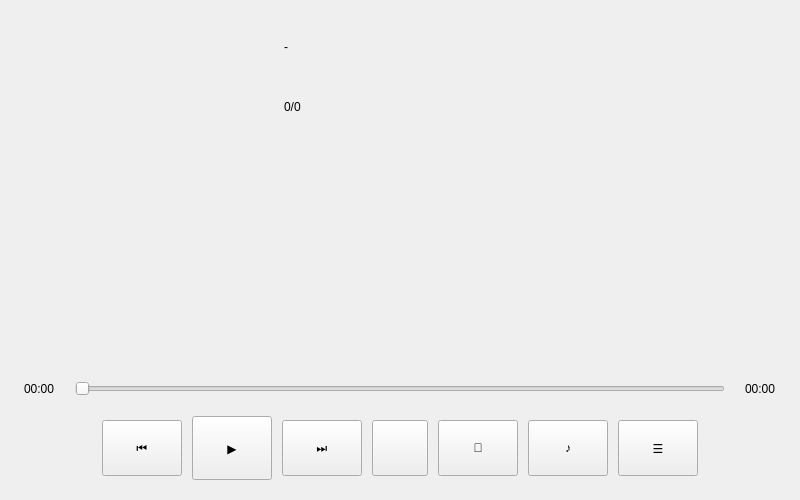
This is playwidget.ui in Attention-C7/MusicPlayer as Qt 5 draws it before an edit. The edited form follows.
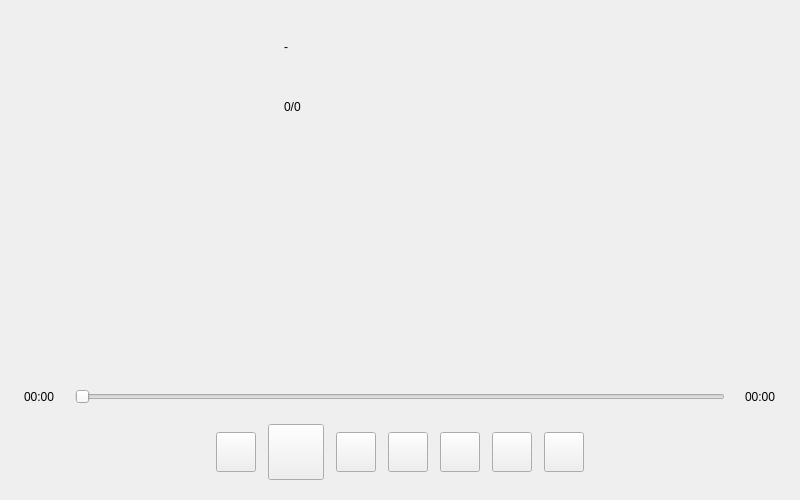
This is the edited form. Custom widgets are drawn as their Qt base class.

Diff of the .ui file:
```diff
--- a/playwidget.ui
+++ b/playwidget.ui
@@ -176,7 +176,7 @@
    <item>
     <layout class="QHBoxLayout" name="horizontalLayout_controls">
      <property name="spacing">
-      <number>10</number>
+      <number>12</number>
      </property>
      <property name="alignment">
       <set>Qt::AlignHCenter</set>
@@ -185,12 +185,18 @@
       <widget class="QPushButton" name="btn_prev">
        <property name="minimumSize">
         <size>
-         <width>56</width>
-         <height>56</height>
+         <width>40</width>
+         <height>40</height>
         </size>
        </property>
+       <property name="maximumSize">
+        <size>
+         <width>40</width>
+         <height>40</height>
+        </size>
+       </property>
        <property name="text">
-        <string>⏮</string>
+        <string/>
        </property>
       </widget>
      </item>
@@ -198,12 +204,18 @@
       <widget class="QPushButton" name="btn_playPause">
        <property name="minimumSize">
         <size>
-         <width>64</width>
-         <height>64</height>
+         <width>56</width>
+         <height>56</height>
         </size>
        </property>
+       <property name="maximumSize">
+        <size>
+         <width>56</width>
+         <height>56</height>
+        </size>
+       </property>
        <property name="text">
-        <string>▶</string>
+        <string/>
        </property>
       </widget>
      </item>
@@ -211,12 +223,18 @@
       <widget class="QPushButton" name="btn_next">
        <property name="minimumSize">
         <size>
-         <width>56</width>
-         <height>56</height>
+         <width>40</width>
+         <height>40</height>
         </size>
        </property>
+       <property name="maximumSize">
+        <size>
+         <width>40</width>
+         <height>40</height>
+        </size>
+       </property>
        <property name="text">
-        <string>⏭</string>
+        <string/>
        </property>
       </widget>
      </item>
@@ -224,10 +242,16 @@
       <widget class="QPushButton" name="btn_volume">
        <property name="minimumSize">
         <size>
-         <width>56</width>
-         <height>56</height>
+         <width>40</width>
+         <height>40</height>
         </size>
        </property>
+       <property name="maximumSize">
+        <size>
+         <width>40</width>
+         <height>40</height>
+        </size>
+       </property>
        <property name="text">
         <string/>
        </property>
@@ -237,12 +261,18 @@
       <widget class="QPushButton" name="btn_playMode">
        <property name="minimumSize">
         <size>
-         <width>56</width>
-         <height>56</height>
+         <width>40</width>
+         <height>40</height>
         </size>
        </property>
+       <property name="maximumSize">
+        <size>
+         <width>40</width>
+         <height>40</height>
+        </size>
+       </property>
        <property name="text">
-        <string>🔀</string>
+        <string/>
        </property>
       </widget>
      </item>
@@ -250,12 +280,18 @@
      <widget class="QPushButton" name="btn_beat">
       <property name="minimumSize">
        <size>
-        <width>56</width>
-        <height>56</height>
+        <width>40</width>
+        <height>40</height>
+       </size>
+      </property>
+      <property name="maximumSize">
+       <size>
+        <width>40</width>
+        <height>40</height>
        </size>
       </property>
       <property name="text">
-       <string>♪</string>
+       <string/>
       </property>
      </widget>
     </item>
@@ -263,12 +299,18 @@
       <widget class="QPushButton" name="btn_showList">
        <property name="minimumSize">
         <size>
-         <width>56</width>
-         <height>56</height>
+         <width>40</width>
+         <height>40</height>
+        </size>
+       </property>
+       <property name="maximumSize">
+        <size>
+         <width>40</width>
+         <height>40</height>
         </size>
        </property>
        <property name="text">
-        <string>☰</string>
+        <string/>
        </property>
       </widget>
      </item>
@@ -292,6 +334,11 @@
    <extends>QSlider</extends>
    <header>playprogressslider.h</header>
   </customwidget>
+  <customwidget>
+   <class>GlassIconButton</class>
+   <extends>QPushButton</extends>
+   <header>glassiconbutton.h</header>
+  </customwidget>
  </customwidgets>
  <resources/>
  <connections/>
```
Left out of the diff: 14 changed lines with no effect on the pictures.
